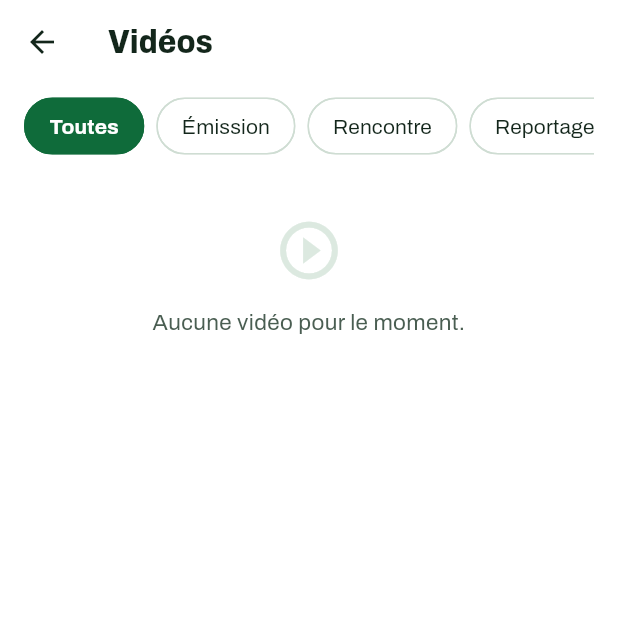
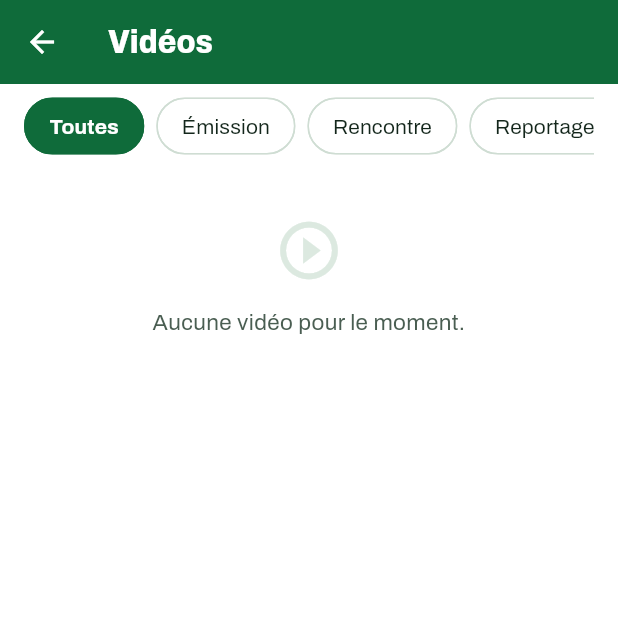
Before and after one commit to msanghare9-bit/lfanews, a Flutter app: the screen it shows after launch, after a tap on the "play circle outline" icon, on a phone screen of 412 x 824 dp, the top half of it. Run offline on Flutter 3.47's test engine with Material 3 defaults, Android fonts, the phone set to English and light mode, and no system bars; our stand-ins replace cloud_firestore, firebase_auth, firebase_core, firebase_messaging, image_picker, just_audio and 4 more; missing offline and left inert: file_selector, syncfusion_flutter_pdfviewer; accounts and stored records are empty; generated files the repository leaves out were written again; network calls fail.

Commit message:
Version 1.7.1 : barre du haut et barre système en vert

```diff
--- a/lib/ecrans/accueil.dart
+++ b/lib/ecrans/accueil.dart
@@ -156,19 +156,19 @@ class _AccueilState extends State<Accueil> {
         actions: [
           IconButton(
             tooltip: 'Vidéos',
-            icon: const Icon(Icons.play_circle_outline, color: vert),
+            icon: const Icon(Icons.play_circle_outline, color: Colors.white),
             onPressed: () =>
                 Navigator.of(context).push(MaterialPageRoute(builder: (_) => const ListeVideos())),
           ),
           IconButton(
             tooltip: 'Émissions',
-            icon: const Icon(Icons.headphones_outlined, color: vert),
+            icon: const Icon(Icons.headphones_outlined, color: Colors.white),
             onPressed: () =>
                 Navigator.of(context).push(MaterialPageRoute(builder: (_) => const ListeEmissions())),
           ),
           IconButton(
             tooltip: 'À propos de LFA News',
-            icon: const Icon(Icons.info_outline, color: vert),
+            icon: const Icon(Icons.info_outline, color: Colors.white),
             onPressed: () =>
                 Navigator.of(context).push(MaterialPageRoute(builder: (_) => const PageAPropos())),
           ),
--- a/lib/ecrans/article.dart
+++ b/lib/ecrans/article.dart
@@ -94,13 +94,9 @@ class _PageArticleState extends State<PageArticle> {
             final photos = s.data ?? const <Uint8List>[];
             final principale = photos.isNotEmpty ? photos.first : a.octets;
             final galerie = photos.length > 1 ? photos.sublist(1) : const <Uint8List>[];
-            final surVert = a.estInterview;
             final barre = _barreBas(ed, admin, auteur);
             return Scaffold(
               appBar: AppBar(
-                backgroundColor: surVert ? vert : Colors.white,
-                foregroundColor: surVert ? Colors.white : encre,
-                surfaceTintColor: surVert ? vert : Colors.white,
                 title: a.estProposition
                     ? const Text('En attente de validation', style: TextStyle(fontSize: 16))
                     : null,
--- a/lib/ecrans/cours.dart
+++ b/lib/ecrans/cours.dart
@@ -61,7 +61,7 @@ class _Cours0State extends State<Cours0> {
                       _niveau = null;
                     }
                   })),
-            title: Text(titreEcran, style: titre(20)),
+            title: Text(titreEcran, style: titre(20, couleur: Colors.white)),
           ),
           floatingActionButton: (ed?.peutCours ?? false) &&
                   (ed!.role != 'professeur' || Session.instance.profActif.value != null) &&
--- a/lib/ecrans/direct.dart
+++ b/lib/ecrans/direct.dart
@@ -59,10 +59,10 @@ class _PageDirectState extends State<PageDirect> {
                     const SizedBox(width: 6),
                   ],
                   Text(d.enCours ? 'En direct' : 'Fil en direct',
-                      style: TextStyle(
+                      style: const TextStyle(
                           fontSize: 17,
                           fontWeight: FontWeight.w700,
-                          color: d.enCours ? vert : encre)),
+                          color: Colors.white)),
                 ],
               ),
               actions: [
@@ -72,7 +72,7 @@ class _PageDirectState extends State<PageDirect> {
                     icon: const Icon(Icons.delete_outline),
                     onPressed: () => _supprimer(context, d),
                   ),
-                  TextButton(onPressed: () => _terminer(context, ed, d), child: const Text('Terminer')),
+                  TextButton(onPressed: () => _terminer(context, ed, d), style: TextButton.styleFrom(foregroundColor: Colors.white), child: const Text('Terminer')),
                 ],
                 if (ed != null && ed.estAdmin && !d.enCours)
                   IconButton(
--- a/lib/ecrans/emission.dart
+++ b/lib/ecrans/emission.dart
@@ -95,7 +95,7 @@ class ListeEmissions extends StatelessWidget {
       builder: (context, ed, _) {
         final admin = ed?.estAdmin ?? false;
         return Scaffold(
-          appBar: AppBar(title: Text('Émissions', style: titre(22))),
+          appBar: AppBar(title: Text('Émissions', style: titre(22, couleur: Colors.white))),
           floatingActionButton: admin
               ? FloatingActionButton.extended(
                   onPressed: () => Navigator.of(context)
--- a/lib/ecrans/recherche.dart
+++ b/lib/ecrans/recherche.dart
@@ -25,7 +25,7 @@ class _RechercheState extends State<Recherche> {
             .where((a) => '${a.titre} ${a.texte} ${a.personne} ${a.categorie}'.toLowerCase().contains(q))
             .toList();
     return Scaffold(
-      appBar: AppBar(title: Text('Rechercher', style: titre(22))),
+      appBar: AppBar(title: Text('Rechercher', style: titre(22, couleur: Colors.white))),
       body: ListView(
         padding: const EdgeInsets.symmetric(horizontal: 16),
         children: [
--- a/lib/ecrans/statistiques.dart
+++ b/lib/ecrans/statistiques.dart
@@ -51,7 +51,7 @@ class _StatistiquesState extends State<Statistiques> {
   @override
   Widget build(BuildContext context) {
     return Scaffold(
-      appBar: AppBar(title: Text('Statistiques', style: titre(22))),
+      appBar: AppBar(title: Text('Statistiques', style: titre(22, couleur: Colors.white))),
       body: FutureBuilder<List<_Ligne>>(
         future: _donnees,
         builder: (context, s) {
--- a/lib/ecrans/videos.dart
+++ b/lib/ecrans/videos.dart
@@ -120,7 +120,7 @@ class _ListeVideosState extends State<ListeVideos> {
       builder: (context, ed, _) {
         final admin = ed?.estAdmin ?? false;
         return Scaffold(
-          appBar: AppBar(title: Text('Vidéos', style: titre(22))),
+          appBar: AppBar(title: Text('Vidéos', style: titre(22, couleur: Colors.white))),
           floatingActionButton: admin
               ? FloatingActionButton.extended(
                   onPressed: () =>
--- a/lib/main.dart
+++ b/lib/main.dart
@@ -1,5 +1,6 @@
 import 'package:firebase_core/firebase_core.dart';
 import 'package:flutter/material.dart';
+import 'package:flutter/services.dart';
 import 'package:intl/date_symbol_data_local.dart';
 
 import 'app.dart';
@@ -13,6 +14,11 @@ import 'widgets.dart';
 
 Future<void> main() async {
   WidgetsFlutterBinding.ensureInitialized();
+  SystemChrome.setSystemUIOverlayStyle(const SystemUiOverlayStyle(
+    statusBarColor: vert,
+    statusBarIconBrightness: Brightness.light,
+    statusBarBrightness: Brightness.dark,
+  ));
   await Firebase.initializeApp(options: firebaseOptions);
   await initializeDateFormatting('fr_FR');
   Session.instance.demarrer();
--- a/lib/theme.dart
+++ b/lib/theme.dart
@@ -1,4 +1,5 @@
 import 'package:flutter/material.dart';
+import 'package:flutter/services.dart';
 
 const vert = Color(0xFF0F6B3A);
 const vertVif = Color(0xFF2E9E5B);
@@ -34,11 +35,19 @@ ThemeData lfaTheme() {
   return base.copyWith(
     textTheme: base.textTheme.apply(bodyColor: encre, displayColor: encre),
     appBarTheme: const AppBarTheme(
-      backgroundColor: Colors.white,
-      foregroundColor: encre,
+      backgroundColor: vert,
+      foregroundColor: Colors.white,
       elevation: 0,
-      scrolledUnderElevation: 0.5,
-      surfaceTintColor: Colors.white,
+      scrolledUnderElevation: 2,
+      surfaceTintColor: vert,
+      iconTheme: IconThemeData(color: Colors.white),
+      actionsIconTheme: IconThemeData(color: Colors.white),
+      titleTextStyle: TextStyle(color: Colors.white, fontSize: 18, fontWeight: FontWeight.w700, fontFamily: 'Archivo'),
+      systemOverlayStyle: SystemUiOverlayStyle(
+        statusBarColor: vert,
+        statusBarIconBrightness: Brightness.light,
+        statusBarBrightness: Brightness.dark,
+      ),
     ),
     inputDecorationTheme: InputDecorationTheme(
       filled: true,
--- a/lib/widgets.dart
+++ b/lib/widgets.dart
@@ -31,16 +31,20 @@ class TitreAppli extends StatelessWidget {
   Widget build(BuildContext context) => Row(
         mainAxisSize: MainAxisSize.min,
         children: [
-          const LogoLfa(taille: 38),
+          Container(
+            padding: const EdgeInsets.all(2),
+            decoration: const BoxDecoration(color: Colors.white, shape: BoxShape.circle),
+            child: const LogoLfa(taille: 34),
+          ),
           const SizedBox(width: 10),
           Column(
             crossAxisAlignment: CrossAxisAlignment.start,
             mainAxisSize: MainAxisSize.min,
             children: [
-              Text('LFA NEWS', style: titre(23, couleur: vert).copyWith(height: 1)),
+              Text('LFA NEWS', style: titre(23, couleur: Colors.white).copyWith(height: 1)),
               const SizedBox(height: 2),
               const Text('Lycée Franco-Arabe de Kébémer',
-                  style: TextStyle(fontSize: 11.5, color: gris, fontWeight: FontWeight.w400)),
+                  style: TextStyle(fontSize: 11.5, color: Color(0xFFD6EDDD), fontWeight: FontWeight.w400)),
             ],
           ),
         ],
--- a/pubspec.yaml
+++ b/pubspec.yaml
@@ -1,7 +1,7 @@
 name: lfanews
 description: Actualités du Lycée Franco-Arabe de Kébémer
 publish_to: 'none'
-version: 1.7.0+1
+version: 1.7.1+1
 
 environment:
   sdk: ^3.5.0
```
Also changed, not shown: lib/ecrans/apropos.dart (+4 -4 lines), lib/ecrans/espace.dart (+7 -7 lines).
